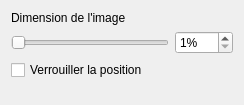
This is sources/ui/imagepropertieswidget.ui in qelectrotech/qelectrotech-source-mirror as Qt 5 draws it before an edit. The edited form follows.
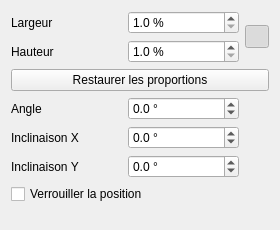
This is the edited form.

Commit message: Add editable resize/rotate/skew handles for shapes and images

Diff of the .ui file:
```diff
--- a/sources/ui/imagepropertieswidget.ui
+++ b/sources/ui/imagepropertieswidget.ui
@@ -6,8 +6,8 @@
    <rect>
     <x>0</x>
     <y>0</y>
-    <width>244</width>
-    <height>105</height>
+    <width>280</width>
+    <height>230</height>
    </rect>
   </property>
   <property name="windowTitle">
@@ -17,47 +17,149 @@
    <property name="sizeConstraint">
     <enum>QLayout::SetMinimumSize</enum>
    </property>
-   <item row="2" column="0">
-    <widget class="QCheckBox" name="m_lock_pos_cb">
-     <property name="text">
-      <string>Verrouiller la position</string>
-     </property>
-    </widget>
-   </item>
    <item row="0" column="0">
     <widget class="QLabel" name="label">
      <property name="text">
-      <string>Dimension de l'image</string>
+      <string>Largeur</string>
+     </property>
+    </widget>
+   </item>
+   <item row="0" column="1">
+    <widget class="QDoubleSpinBox" name="m_width_sb">
+     <property name="suffix">
+      <string> %</string>
+     </property>
+     <property name="decimals">
+      <number>1</number>
+     </property>
+     <property name="minimum">
+      <double>1.000000000000000</double>
+     </property>
+     <property name="maximum">
+      <double>1000.000000000000000</double>
+     </property>
+    </widget>
+   </item>
+   <item row="0" column="2" rowspan="2">
+    <widget class="QToolButton" name="m_lock_ratio_tb">
+     <property name="toolTip">
+      <string>Verrouillé : modifier la largeur ou la hauteur ajuste l'autre pour conserver les proportions. Cliquer pour déverrouiller.</string>
+     </property>
+     <property name="checkable">
+      <bool>true</bool>
+     </property>
+     <property name="checked">
+      <bool>true</bool>
      </property>
     </widget>
    </item>
    <item row="1" column="0">
-    <widget class="QSlider" name="m_scale_slider">
-     <property name="minimum">
-      <number>1</number>
-     </property>
-     <property name="maximum">
-      <number>400</number>
-     </property>
-     <property name="orientation">
-      <enum>Qt::Horizontal</enum>
+    <widget class="QLabel" name="label_height">
+     <property name="text">
+      <string>Hauteur</string>
      </property>
     </widget>
    </item>
    <item row="1" column="1">
-    <widget class="QSpinBox" name="m_scale_sb">
+    <widget class="QDoubleSpinBox" name="m_height_sb">
      <property name="suffix">
-      <string>%</string>
+      <string> %</string>
      </property>
-     <property name="minimum">
+     <property name="decimals">
       <number>1</number>
      </property>
+     <property name="minimum">
+      <double>1.000000000000000</double>
+     </property>
      <property name="maximum">
-      <number>400</number>
+      <double>1000.000000000000000</double>
+     </property>
+    </widget>
+   </item>
+   <item row="2" column="0" colspan="3">
+    <widget class="QPushButton" name="m_restore_ratio_pb">
+     <property name="text">
+      <string>Restaurer les proportions</string>
      </property>
     </widget>
    </item>
    <item row="3" column="0">
+    <widget class="QLabel" name="label_angle">
+     <property name="text">
+      <string>Angle</string>
+     </property>
+    </widget>
+   </item>
+   <item row="3" column="1">
+    <widget class="QDoubleSpinBox" name="m_angle_sb">
+     <property name="suffix">
+      <string> °</string>
+     </property>
+     <property name="decimals">
+      <number>1</number>
+     </property>
+     <property name="minimum">
+      <double>-360.000000000000000</double>
+     </property>
+     <property name="maximum">
+      <double>360.000000000000000</double>
+     </property>
+    </widget>
+   </item>
+   <item row="4" column="0">
+    <widget class="QLabel" name="label_skew_x">
+     <property name="text">
+      <string>Inclinaison X</string>
+     </property>
+    </widget>
+   </item>
+   <item row="4" column="1">
+    <widget class="QDoubleSpinBox" name="m_skew_x_sb">
+     <property name="suffix">
+      <string> °</string>
+     </property>
+     <property name="decimals">
+      <number>1</number>
+     </property>
+     <property name="minimum">
+      <double>-85.000000000000000</double>
+     </property>
+     <property name="maximum">
+      <double>85.000000000000000</double>
+     </property>
+    </widget>
+   </item>
+   <item row="5" column="0">
+    <widget class="QLabel" name="label_skew_y">
+     <property name="text">
+      <string>Inclinaison Y</string>
+     </property>
+    </widget>
+   </item>
+   <item row="5" column="1">
+    <widget class="QDoubleSpinBox" name="m_skew_y_sb">
+     <property name="suffix">
+      <string> °</string>
+     </property>
+     <property name="decimals">
+      <number>1</number>
+     </property>
+     <property name="minimum">
+      <double>-85.000000000000000</double>
+     </property>
+     <property name="maximum">
+      <double>85.000000000000000</double>
+     </property>
+    </widget>
+   </item>
+   <item row="6" column="0" colspan="2">
+    <widget class="QCheckBox" name="m_lock_pos_cb">
+     <property name="text">
+      <string>Verrouiller la position</string>
+     </property>
+    </widget>
+   </item>
+   <item row="7" column="0">
     <spacer name="verticalSpacer">
      <property name="orientation">
       <enum>Qt::Vertical</enum>
```
Left out of the diff: 37 changed lines with no effect on the pictures. The commit also changes 28 other files.
